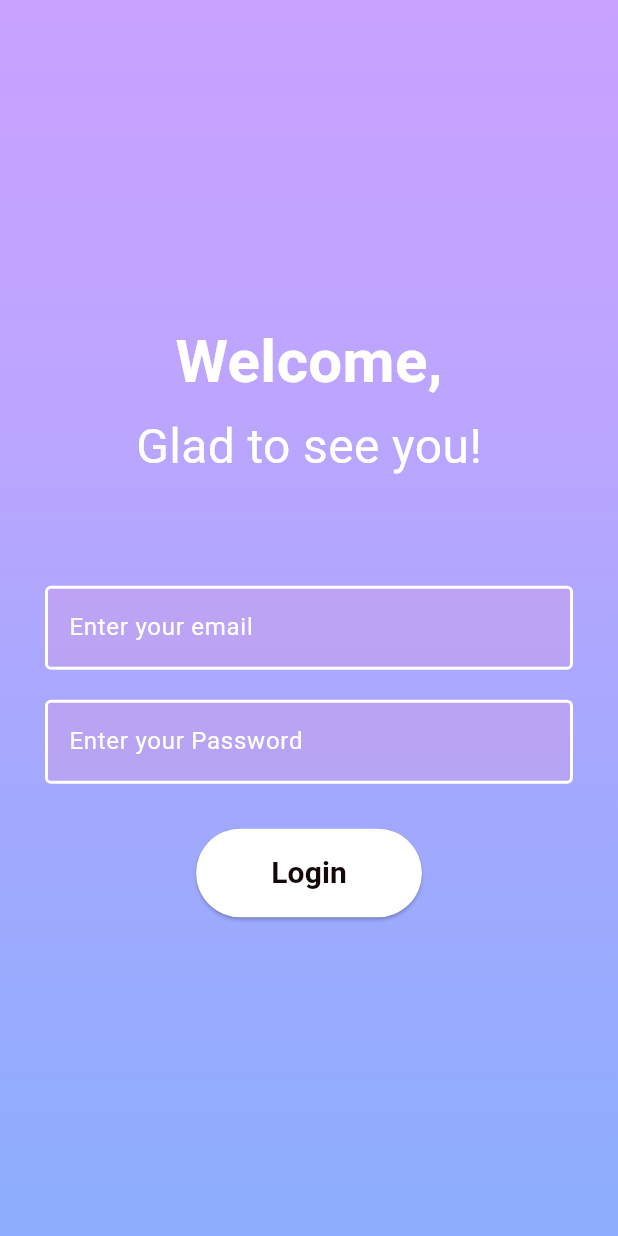
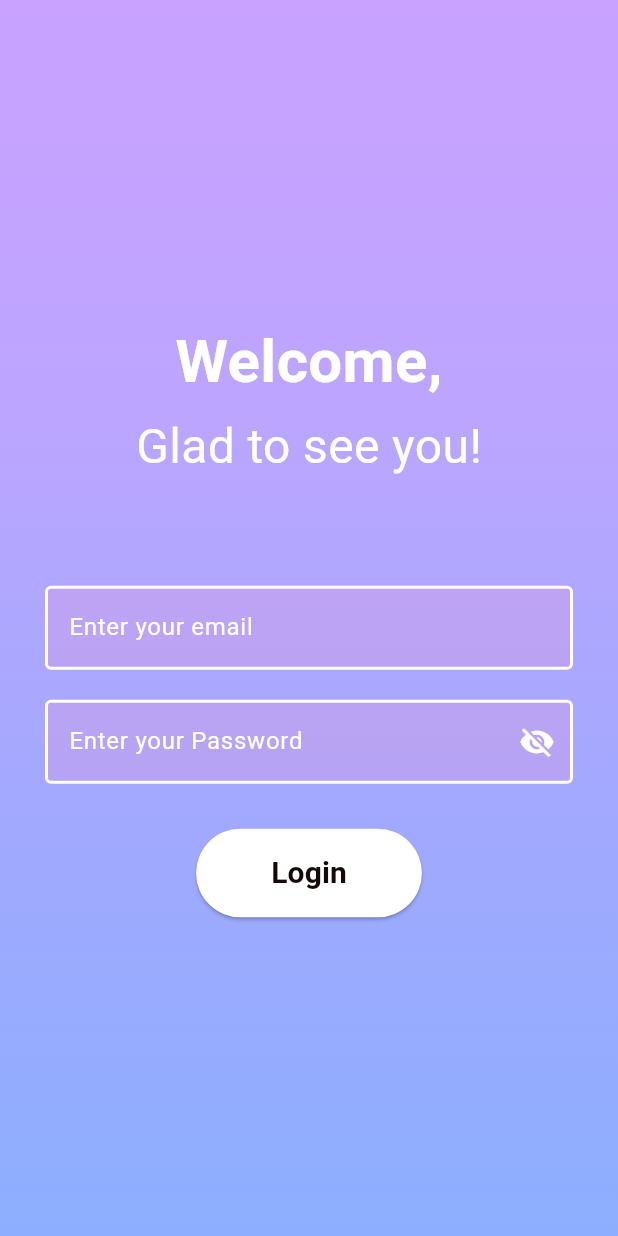
Before and after one commit to AnantKumarSingh26/Login, a Flutter app: the screen it shows after launch, on a phone screen of 412 x 824 dp. Run offline on Flutter 3.47's test engine with Material 3 defaults, Android fonts, the phone set to English and light mode, and no system bars.

Commit message:
Login Screen Complete

```diff
--- a/lib/pages/login_page.dart
+++ b/lib/pages/login_page.dart
@@ -9,6 +9,16 @@ class LoginPage extends StatefulWidget {
 }
 
 class _LoginPageState extends State<LoginPage> {
+  final TextEditingController _passwordController = TextEditingController();
+  bool _obscurePassword = true;
+  String? _passwordError;
+
+  @override
+  void dispose() {
+    _passwordController.dispose();
+    super.dispose();
+  }
+
   @override
   Widget build(BuildContext context) {
     return Scaffold(
@@ -50,6 +60,7 @@ class _LoginPageState extends State<LoginPage> {
               Container(
                 padding: const EdgeInsets.symmetric(horizontal: 30),
                 child: const TextField(
+                  style: TextStyle(color: Colors.white  ),
                   decoration: InputDecoration(
                     hintText: 'Enter your email',
                     hintStyle: TextStyle(color: Colors.white),
@@ -64,27 +75,48 @@ class _LoginPageState extends State<LoginPage> {
               const SizedBox(height: 20),
               Container(
                 padding: const EdgeInsets.symmetric(horizontal: 30),
-                child: const TextField(
+                child: TextField(
+                  controller: _passwordController,
+                  obscureText: _obscurePassword,
                   decoration: InputDecoration(
                     hintText: 'Enter your Password',
-                    hintStyle: TextStyle(color: Colors.white),
-                    enabledBorder: OutlineInputBorder(
+                    hintStyle: const TextStyle(color: Colors.white),
+                    enabledBorder: const OutlineInputBorder(
                       borderSide: BorderSide(color: Colors.white, width: 2),
                     ),
-                    fillColor: Color.fromARGB(104, 210, 156, 228),
+                    fillColor: const Color.fromARGB(104, 210, 156, 228),
                     filled: true,
+                    suffixIcon: IconButton(
+                      icon: Icon(
+                        _obscurePassword ? Icons.visibility_off : Icons.visibility,
+                        color: Colors.white,
+                      ),
+                      onPressed: () {
+                        setState(() {
+                          _obscurePassword = !_obscurePassword;
+                        });
+                      },
+                    ),
+                    errorText: _passwordError,
                   ),
+                  style: const TextStyle(color: Colors.white),
                 ),
               ),
               const SizedBox(height: 30),
               ElevatedButton(
                 onPressed: () {
-                  Navigator.of(context).push(
-                    MaterialPageRoute(
-                      builder: (context) => const AgeGroupPage(),
-                    ),
-                  );
-                // Navigate to the AgeGroupPage when the button is pressed
+                  setState(() {
+                    if (_passwordController.text.length < 8) {
+                      _passwordError = 'Password must be at least 8 characters';
+                    } else {
+                      _passwordError = null;
+                      Navigator.of(context).push(
+                        MaterialPageRoute(
+                          builder: (context) => const AgeGroupPage(),
+                        ),
+                      );
+                    }
+                  });
                 },
                 style: ElevatedButton.styleFrom(
                   backgroundColor: const Color.fromARGB(255, 255, 255, 255),
@@ -96,11 +128,11 @@ class _LoginPageState extends State<LoginPage> {
                     borderRadius: BorderRadius.circular(30),
                   ),
                 ),
-                child: Text(
+                child: const Text(
                   'Login',
                   style: TextStyle(
                     fontSize: 20,
-                    color: const Color.fromARGB(255, 20, 8, 8),
+                    color: Color.fromARGB(255, 20, 8, 8),
                     fontWeight: FontWeight.bold,
                   ),
                 ),
```
